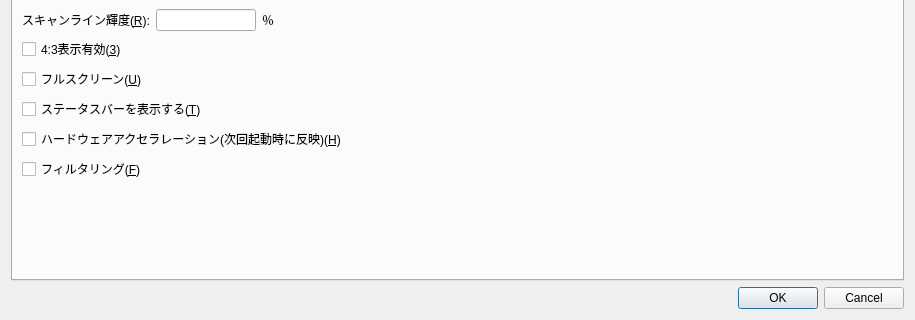
Old version of the form src/Qt/configdialog.ui in the repository eighttails/PC6001VX; both pictures show x 0 to 915 and y 229 to 549 of the 915 by 549 pixel window.
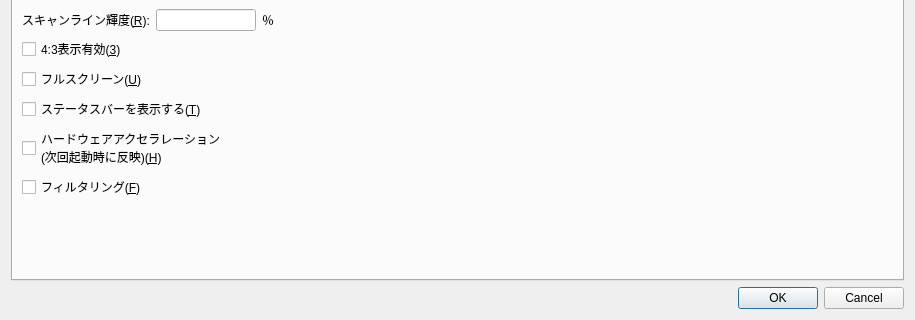
New version of the form. The open tabs and pages were chosen to show the change. Custom widgets are drawn as their Qt base class.

Commit message: 長いラベルに改行を入れた

```diff
--- a/src/Qt/configdialog.ui
+++ b/src/Qt/configdialog.ui
@@ -283,7 +283,8 @@
          <item row="5" column="0" colspan="2">
           <widget class="QCheckBox" name="checkBoxHwAccel">
            <property name="text">
-            <string>ハードウェアアクセラレーション(次回起動時に反映)(&amp;H)</string>
+            <string>ハードウェアアクセラレーション
+(次回起動時に反映)(&amp;H)</string>
            </property>
           </widget>
          </item>
```
Left out of the diff: 2 changed lines with no effect on the pictures.
